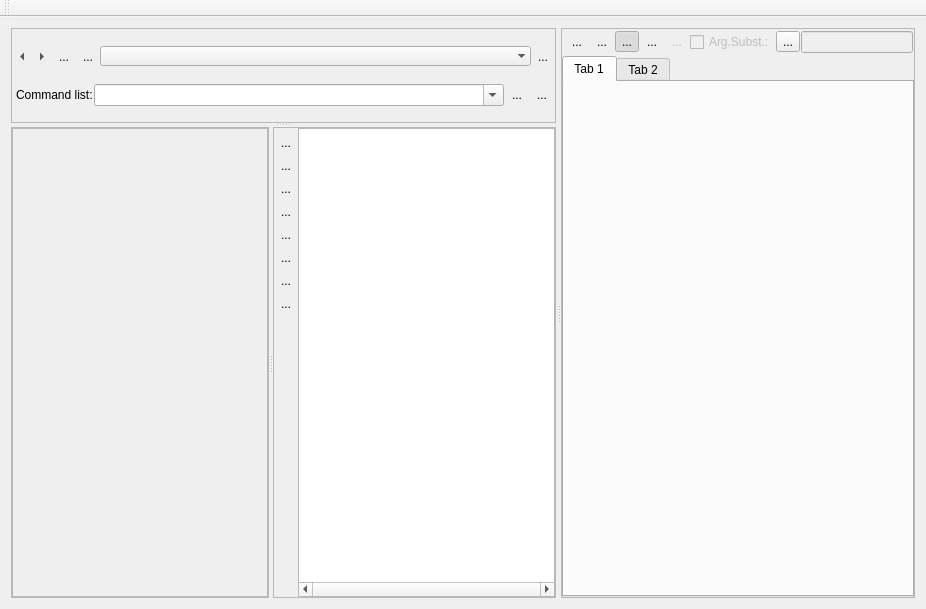
This is nutshellqt.ui in vjetten/NutShell as Qt 5 draws it before an edit. The edited form follows.
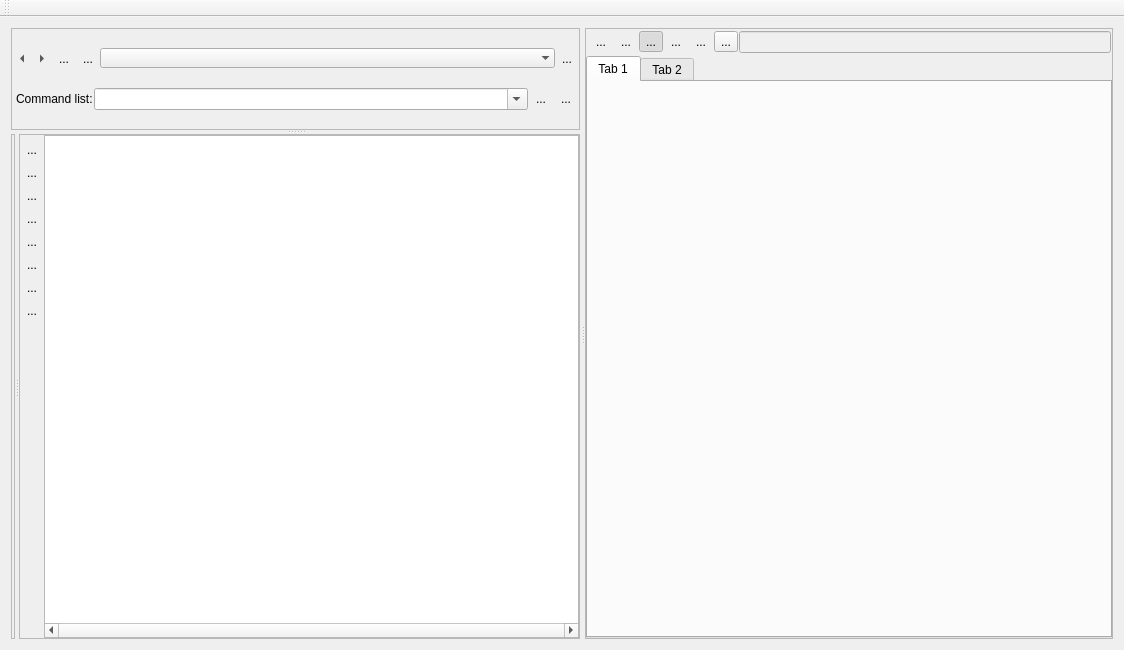
This is the edited form. Icons and pictures are not drawn.

```diff
--- a/nutshellqt.ui
+++ b/nutshellqt.ui
@@ -6,8 +6,8 @@
    <rect>
     <x>0</x>
     <y>0</y>
-    <width>926</width>
-    <height>609</height>
+    <width>1124</width>
+    <height>650</height>
    </rect>
   </property>
   <property name="sizePolicy">
@@ -60,7 +60,10 @@
       <property name="handleWidth">
        <number>5</number>
       </property>
-      <widget class="QSplitter" name="splitter_2">
+      <property name="childrenCollapsible">
+       <bool>true</bool>
+      </property>
+      <widget class="QSplitter" name="splitterCommandwindow">
        <property name="sizePolicy">
         <sizepolicy hsizetype="Expanding" vsizetype="Expanding">
          <horstretch>0</horstretch>
@@ -70,9 +73,9 @@
        <property name="orientation">
         <enum>Qt::Vertical</enum>
        </property>
-       <widget class="QFrame" name="frame">
+       <widget class="QFrame" name="frameCommand">
         <property name="sizePolicy">
-         <sizepolicy hsizetype="Expanding" vsizetype="Preferred">
+         <sizepolicy hsizetype="Ignored" vsizetype="Preferred">
           <horstretch>0</horstretch>
           <verstretch>0</verstretch>
          </sizepolicy>
@@ -332,7 +335,7 @@
          </item>
         </layout>
        </widget>
-       <widget class="QSplitter" name="splitter">
+       <widget class="QSplitter" name="splitterExplorer">
         <property name="orientation">
          <enum>Qt::Horizontal</enum>
         </property>
@@ -354,46 +357,11 @@
            <number>0</number>
           </property>
           <item>
-           <layout class="QVBoxLayout" name="verticalLayout_tree">
-            <item>
-             <widget class="QTreeView" name="treeView1">
-              <property name="enabled">
-               <bool>false</bool>
-              </property>
-              <property name="sizePolicy">
-               <sizepolicy hsizetype="Expanding" vsizetype="Expanding">
-                <horstretch>0</horstretch>
-                <verstretch>0</verstretch>
-               </sizepolicy>
-              </property>
-              <property name="editTriggers">
-               <set>QAbstractItemView::EditKeyPressed</set>
-              </property>
-              <property name="tabKeyNavigation">
-               <bool>false</bool>
-              </property>
-              <property name="showDropIndicator" stdset="0">
-               <bool>false</bool>
-              </property>
-              <property name="rootIsDecorated">
-               <bool>false</bool>
-              </property>
-              <property name="uniformRowHeights">
-               <bool>true</bool>
-              </property>
-              <property name="sortingEnabled">
-               <bool>false</bool>
-              </property>
-              <property name="headerHidden">
-               <bool>true</bool>
-              </property>
-             </widget>
-            </item>
-           </layout>
+           <layout class="QVBoxLayout" name="verticalLayout_tree"/>
           </item>
          </layout>
         </widget>
-        <widget class="QFrame" name="frame">
+        <widget class="QFrame" name="frameFileview">
          <property name="sizePolicy">
           <sizepolicy hsizetype="Expanding" vsizetype="Expanding">
            <horstretch>0</horstretch>
@@ -729,9 +697,9 @@
         </widget>
        </widget>
       </widget>
-      <widget class="QFrame" name="frame">
+      <widget class="QFrame" name="frameEditor">
        <property name="sizePolicy">
-        <sizepolicy hsizetype="Preferred" vsizetype="Preferred">
+        <sizepolicy hsizetype="MinimumExpanding" vsizetype="Preferred">
          <horstretch>0</horstretch>
          <verstretch>0</verstretch>
         </sizepolicy>
@@ -852,7 +820,7 @@
           <item>
            <widget class="QToolButton" name="toolButton_globaloptions">
             <property name="enabled">
-             <bool>false</bool>
+             <bool>true</bool>
             </property>
             <property name="text">
              <string>...</string>
@@ -866,19 +834,6 @@
             </property>
            </widget>
           </item>
-          <item>
-           <widget class="QCheckBox" name="checkBox_argsubst">
-            <property name="enabled">
-             <bool>false</bool>
-            </property>
-            <property name="toolTip">
-             <string>&lt;html&gt;&lt;head/&gt;&lt;body&gt;&lt;p&gt;list of arguments substituted in active script, separate with space&lt;/p&gt;&lt;/body&gt;&lt;/html&gt;</string>
-            </property>
-            <property name="text">
-             <string>Arg.Subst.:</string>
-            </property>
-           </widget>
-          </item>
           <item>
            <widget class="QToolButton" name="toolButton_argSubs">
             <property name="toolTip">
```
Left out of the diff: 30 changed lines with no effect on the pictures.
